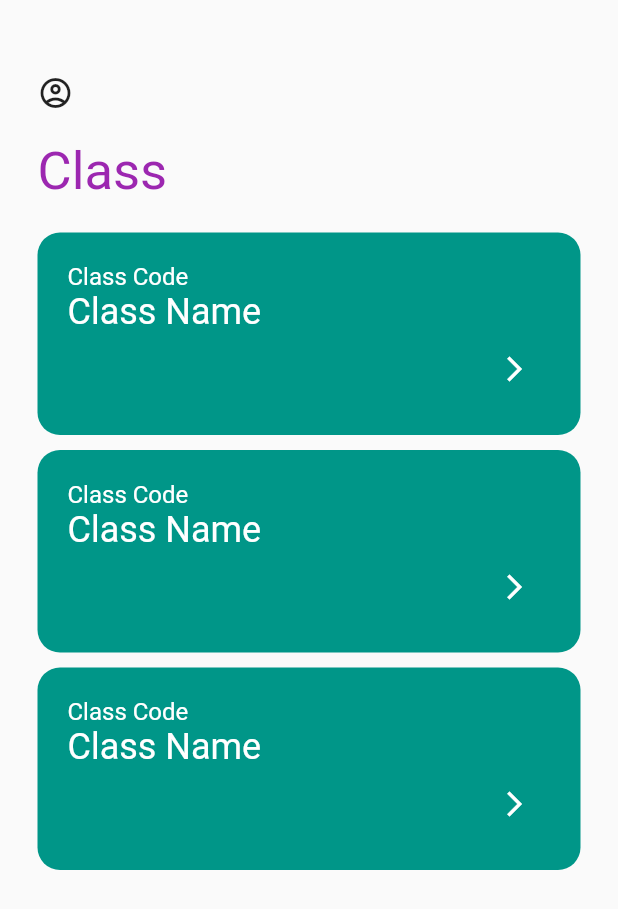
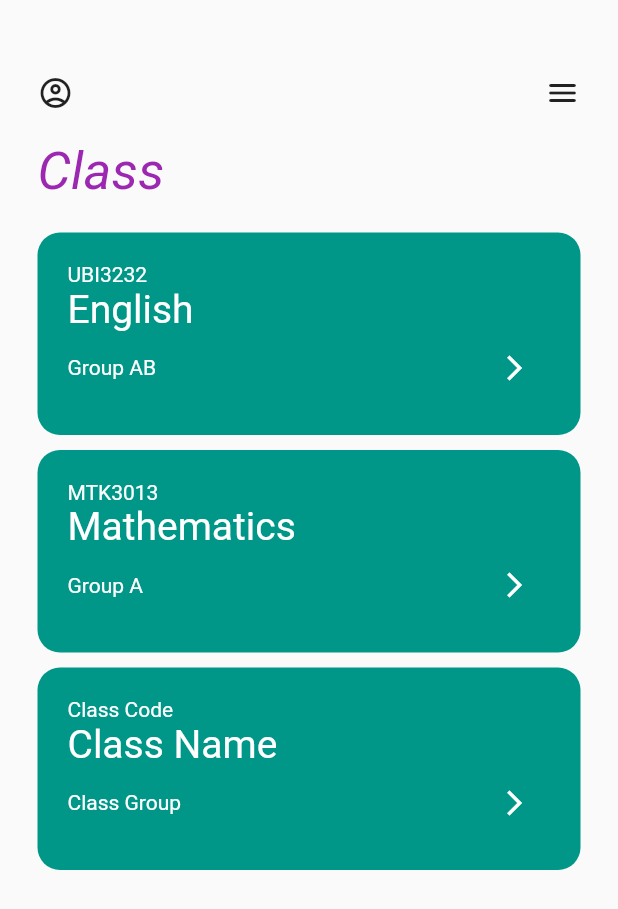
Before and after one commit to DellO8/attendance_record_vim, a Flutter app: the screen it shows after launch, after a tap on "Skip", after a tap on "Done", on a phone screen of 412 x 824 dp. Shown: the top 909 px of the screen. Run offline on Flutter 3.47's test engine with Material 2 defaults, Android fonts, the phone set to English and light mode, and no system bars; our stand-ins replace flutter_speed_dial, fluttertoast, share_plus, shared_preferences, smooth_page_indicator.

Commit message:
Final version, final commit

```diff
--- a/lib/main.dart
+++ b/lib/main.dart
@@ -7,7 +7,7 @@ Future main() async{
   WidgetsFlutterBinding.ensureInitialized();
 
   final prefs = await SharedPreferences.getInstance();
-  final showHomes = prefs.getBool('showHome') ?? false;
+  final showHomes = prefs.getBool('showHomee') ?? false;
 
   runApp(MyApp(showHomes: showHomes));
 }
@@ -20,11 +20,7 @@ class MyApp extends StatelessWidget {
   @override
   Widget build(BuildContext context) {
     return MaterialApp(
-      title: 'Flutter Demo',
-      theme: ThemeData(
-
-        primarySwatch: Colors.blue,
-      ),
+      debugShowCheckedModeBanner: false,
       home: showHomes ? const HomePage() : const OnboardingScreen(),
     );
   }
--- a/lib/onboard_screen.dart
+++ b/lib/onboard_screen.dart
@@ -6,13 +6,6 @@ import 'package:flutter/material.dart';
 import 'package:shared_preferences/shared_preferences.dart';
 import 'package:smooth_page_indicator/smooth_page_indicator.dart';
 
-Future main() async{
-  WidgetsFlutterBinding.ensureInitialized();
-
-  final prefs = await SharedPreferences.getInstance();
-  final showHome = prefs.getBool('showHomes') ?? false;
-
-}
 
 class OnboardingScreen extends StatefulWidget {
   const OnboardingScreen({Key? key}) : super(key: key);
@@ -62,7 +55,7 @@ class _OnboardingScreenState extends State<OnboardingScreen> {
                   GestureDetector(
                     onTap: ()async {
                       final pref = await SharedPreferences.getInstance();
-                      pref.setBool('showHome', true);
+                      pref.setBool('showHomee', true);
                       Navigator.of(context).pushReplacement(
                           MaterialPageRoute(builder: (context)=> const HomePage()),
                       );
--- a/lib/pages/home_screen.dart
+++ b/lib/pages/home_screen.dart
@@ -23,12 +23,17 @@ class _HomePageState extends State<HomePage> {
           child: Column(
             children: [
               Row(
-                children: const [
-                  Icon(
+                children: [
+                  const Icon(
                     Icons.account_circle_outlined,
 
                   ),
+                  Expanded(child:Container()),
+                  const Icon(
+                    Icons.menu_rounded,
+                  ),
                 ],
+
               ),
               const SizedBox(height: 20,),
               Row(
@@ -39,6 +44,7 @@ class _HomePageState extends State<HomePage> {
                     style: TextStyle(
                       fontSize: 35,
                       color: Colors.purple,
+                      fontStyle: FontStyle.italic,
                     ),
                   )
                 ],
@@ -59,22 +65,28 @@ class _HomePageState extends State<HomePage> {
                     children: [
 
                       const Text(
-                        "Class Code",
+                        "UBI3232",
                         style: TextStyle(
-                          fontSize: 16,
+                          fontSize: 14,
                           color: Colors.white,
                         ),
                       ),
                       const Text(
-                        "Class Name",
+                        "English",
                         style: TextStyle(
-                          fontSize: 24,
+                          fontSize: 26,
                           color: Colors.white,
                         ),
                       ),
                       Row(
                         mainAxisAlignment: MainAxisAlignment.end,
                         children: [
+                          const Text('Group AB',
+                            style: TextStyle(
+                              color: Colors.white,
+                            ),
+                          ),
+                          Expanded(child: Container()),
                           IconButton(
                               iconSize: 20,
                               icon : const Icon(Icons.arrow_forward_ios),
@@ -112,22 +124,28 @@ class _HomePageState extends State<HomePage> {
                     children: [
 
                       const Text(
-                        "Class Code",
+                        "MTK3013",
                         style: TextStyle(
-                          fontSize: 16,
+                          fontSize: 14,
                           color: Colors.white,
                         ),
                       ),
                       const Text(
-                        "Class Name",
+                        "Mathematics",
                         style: TextStyle(
-                          fontSize: 24,
+                          fontSize: 26,
                           color: Colors.white,
                         ),
                       ),
                       Row(
                         mainAxisAlignment: MainAxisAlignment.end,
                         children: [
+                          const Text('Group A',
+                          style: TextStyle(
+                            color: Colors.white,
+                          ),
+                          ),
+                          Expanded(child: Container()),
                           IconButton(
                               iconSize: 20,
                               icon : const Icon(Icons.arrow_forward_ios),
@@ -167,20 +185,26 @@ class _HomePageState extends State<HomePage> {
                       const Text(
                         "Class Code",
                         style: TextStyle(
-                          fontSize: 16,
+                          fontSize: 14,
                           color: Colors.white,
                         ),
                       ),
                       const Text(
                         "Class Name",
                         style: TextStyle(
-                          fontSize: 24,
+                          fontSize: 26,
                           color: Colors.white,
                         ),
                       ),
                       Row(
                         mainAxisAlignment: MainAxisAlignment.end,
                         children: [
+                          const Text('Class Group',
+                            style: TextStyle(
+                              color: Colors.white,
+                            ),
+                          ),
+                          Expanded(child: Container()),
                           IconButton(
                               iconSize: 20,
                               icon : const Icon(Icons.arrow_forward_ios),
--- a/lib/pages/onboard_screen/intro_1.dart
+++ b/lib/pages/onboard_screen/intro_1.dart
@@ -25,25 +25,27 @@ class Intro1 extends StatelessWidget {
                   crossAxisAlignment: CrossAxisAlignment.center,
                   children: const [
                     SizedBox(height: 25,),
-                    Image(image: AssetImage('lib/images/image_1.png'),),
+                    Image(image: AssetImage('lib/images/intro_1.png'),
+                        height: 235,),
                   ],
                 ),
               ),
              ),
-           const SizedBox(height: 40,),
+           const SizedBox(height: 30,),
            Container(
              padding: const EdgeInsets.only(left: 10,right: 20),
              alignment: Alignment.center,
              child: Column (
                children: const[
-                 Text('Efficient Students Presence',
+                 Text('Simple yet practical',
                    textAlign: TextAlign.center,
                    style: TextStyle(
                      color: Colors.blueGrey,
                        fontSize: 30
                    ),),
                  SizedBox(height: 20,),
-                 Text('Contrary to popular belief, Lorem Ipsum is not simply random text. It has roots in a piece of classical Latin literature from 45 BC, making it over 2000 years old.',
+                 Text('Browse the list of class attendance to see the records and Add new attendance record both manual and QRscan.',
+                 style: TextStyle(fontSize: 16),
                  textAlign: TextAlign.justify,)
                ],
              ),
--- a/lib/pages/onboard_screen/intro_2.dart
+++ b/lib/pages/onboard_screen/intro_2.dart
@@ -6,8 +6,7 @@ class Intro2 extends StatelessWidget {
   @override
   Widget build(BuildContext context) {
     return Scaffold(
-      body: Container(
-        child: Column(
+      body:Column(
           children: [
             const SizedBox(height: 100,),
 
@@ -23,34 +22,35 @@ class Intro2 extends StatelessWidget {
                   crossAxisAlignment: CrossAxisAlignment.center,
                   children: const [
                     SizedBox(height: 25,),
-                    Image(image: AssetImage('lib/images/image_2.png'),),
+                    Image(image: AssetImage('lib/images/intor_2.png'),
+                    height: 235,),
                   ],
                 ),
               ),
             ),
-            const SizedBox(height: 40,),
+            const SizedBox(height: 30,),
             Container(
               padding: const EdgeInsets.only(left: 20,right: 20),
               alignment: Alignment.center,
               child: Column (
                 children: const[
-                  Text('Track Daily    Attendance',
+                  Text('Looking for Specific User',
                     textAlign: TextAlign.center,
                     style: TextStyle(
                         color: Colors.blueGrey,
                         fontSize: 30
                     ),),
                   SizedBox(height: 20,),
-                  Text('Lorem Ipsum is simply dummy text of the printing and typesetting industry. Lorem Ipsum has been the industry standard dummy text ever since the 1500s.',
+                  Text('Quickly and easily find what you are looking for with the search function, just key in the search bar.',
+                    style: TextStyle(
+                      fontSize: 16,
+                    ),
                     textAlign: TextAlign.justify,)
                 ],
               ),
             ),
-
           ],
         ),
-      ),
-
     );
   }
 }
--- a/lib/pages/onboard_screen/intro_3.dart
+++ b/lib/pages/onboard_screen/intro_3.dart
@@ -25,7 +25,8 @@ class Intro3 extends StatelessWidget {
                   crossAxisAlignment: CrossAxisAlignment.center,
                   children: const [
                     SizedBox(height: 25,),
-                    Image(image: AssetImage('lib/images/image_3.png'),),
+                    Image(image: AssetImage('lib/images/intro_3.png'),
+                    height: 235,),
                   ],
                 ),
               ),
@@ -36,14 +37,17 @@ class Intro3 extends StatelessWidget {
               alignment: Alignment.center,
               child: Column (
                 children: const[
-                  Text('Boost Productivity    Now',
+                  Text('See More Details',
                     textAlign: TextAlign.center,
                     style: TextStyle(
                         color: Colors.blueGrey,
                         fontSize: 30
                     ),),
                   SizedBox(height: 20,),
-                  Text('It is a long established fact that a reader will be distracted by the readable content of a page when looking at its layout. ',
+                  Text('Simply click to see more details of any user attendance record in the list. What to share details? just click Share!',
+                    style: TextStyle(
+                      fontSize: 16,
+                    ),
                     textAlign: TextAlign.justify,)
                 ],
               ),
--- a/pubspec.yaml
+++ b/pubspec.yaml
@@ -34,6 +34,8 @@ dependencies:
   shared_preferences: ^2.0.17
   smooth_page_indicator: ^1.0.0+2
   share_plus: ^4.0.4
+  flutter_speed_dial: ^4.3.0
+  fluttertoast: ^8.1.3
   # The following adds the Cupertino Icons font to your application.
   # Use with the CupertinoIcons class for iOS style icons.
 cupertino_icons: ^1.0.2
```
Also changed, not shown: lib/pages/attedance_list_classes/attendance_list_class_1.dart (+61 -33 lines), lib/images/image_1.png (deleted), lib/images/image_2.png (deleted), lib/images/image_3.png (deleted), lib/images/intor_2.png (added), lib/images/intro_1.png (added), lib/images/intro_3.png (added), lib/images/vlogo.png (deleted), pubspec.lock.
